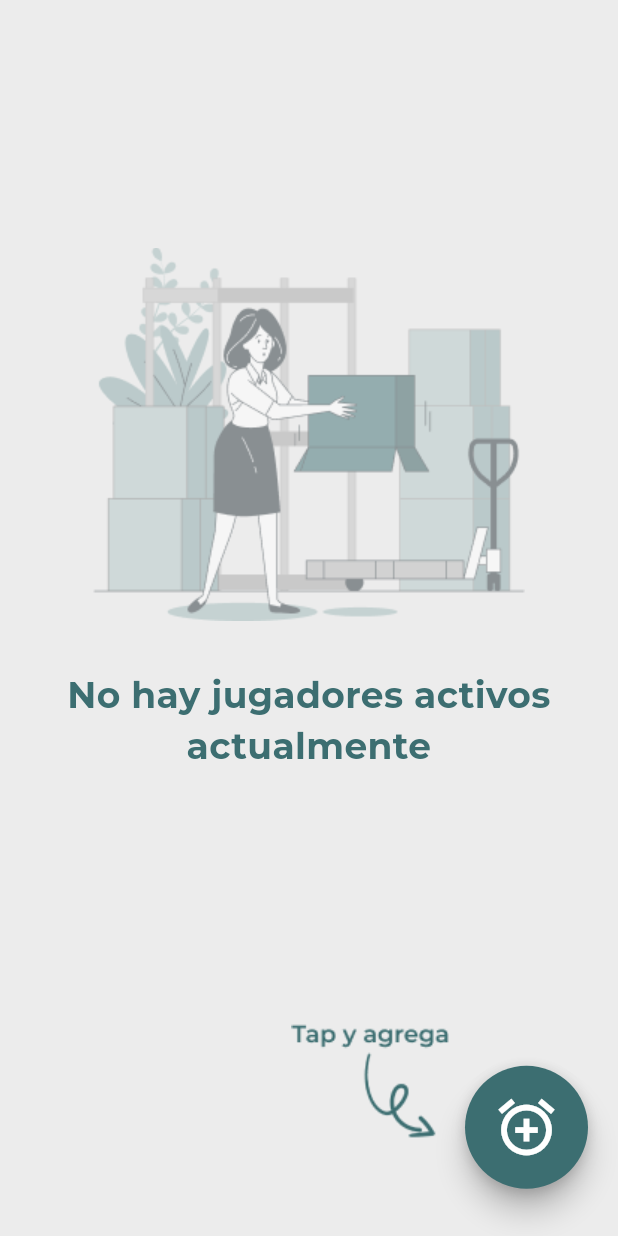
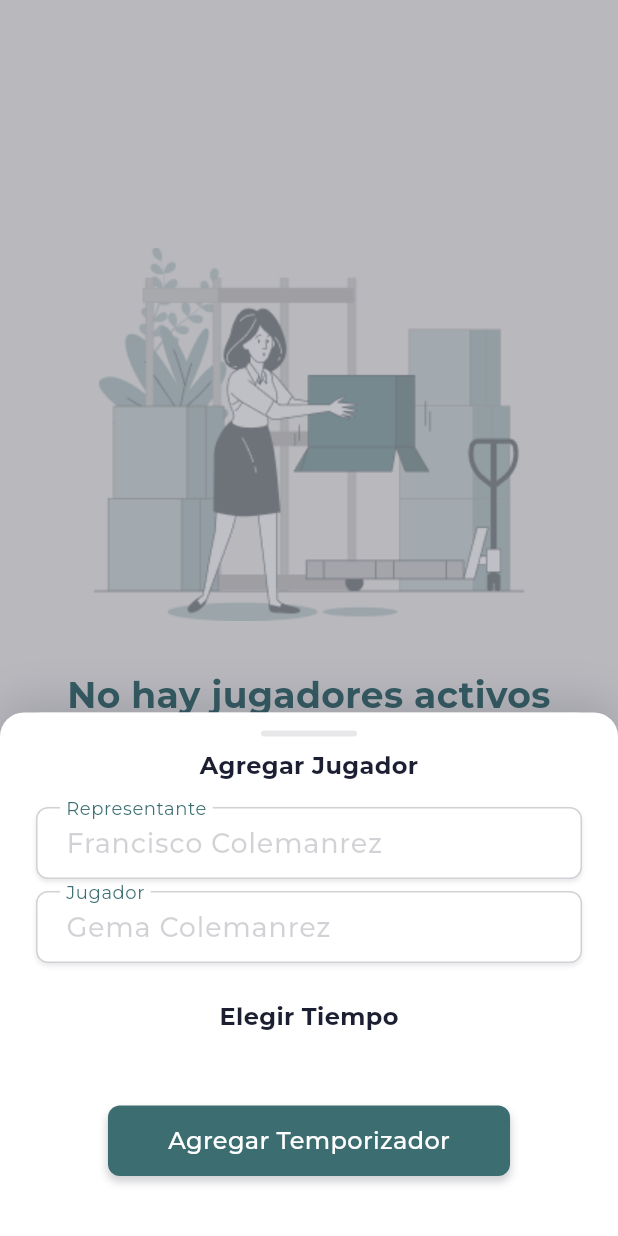
Before and after one commit to jisusDev/play_safe_application, a Flutter app: the screen it shows after launch, after a tap on the "alarm add" icon, on a phone screen of 412 x 824 dp. Run offline on Flutter 3.47's test engine with Material 3 defaults, Android fonts, the phone set to English and light mode, and no system bars; our stand-ins replace flutter_riverpod, percent_indicator; project files that could hold a hidden picture were left out.

Commit message:
bottomsheet created

```diff
--- a/lib/config/text_styles/ps_text_style.dart
+++ b/lib/config/text_styles/ps_text_style.dart
@@ -1,4 +1,5 @@
 import 'package:flutter/material.dart';
+import 'package:play_safe_application/config/colors/ps_appcolor.dart';
 
 class PsTextStyle {
   static const String fontFamily = "Montserrat";
@@ -46,6 +47,15 @@ class PsTextStyle {
     );
   }
 
+    static TextStyle regularDold(Color color) {
+    return TextStyle(
+      fontSize: 16,
+      fontWeight: FontWeight.bold,
+      color: color,
+      fontFamily: fontFamily,
+    );
+  }
+
   static TextStyle defaultFont(Color color) {
     return TextStyle(
       color: color,
--- /dev/null
+++ b/lib/screens/bottom_sheet_add_player_element.dart
@@ -0,0 +1,45 @@
+import 'package:flutter/material.dart';
+import 'package:play_safe_application/config/colors/ps_appcolor.dart';
+import 'package:play_safe_application/config/text_styles/ps_text_style.dart';
+import 'package:play_safe_application/widgets/buttomsheets/ps_bottomsheet_base.dart';
+import 'package:play_safe_application/widgets/widgets.dart';
+
+class BottomSheetAddPlayerElement extends StatelessWidget {
+  const BottomSheetAddPlayerElement({super.key});
+
+  @override
+  Widget build(BuildContext context) {
+    return PsBottomsheetBase(
+      contentBottomsheet: [
+        _titleSection('Agregar Jugador'),
+        const PsTextfield(
+          label: 'Representante',
+          placeholder: 'Francisco Colemanrez',
+        ),
+        const SizedBox(height: 8),
+        const PsTextfield(
+          label: 'Jugador',
+          placeholder: 'Gema Colemanrez',
+        ),
+        const SizedBox(height: 24),
+        _titleSection('Elegir Tiempo'),
+        const Padding(
+          padding: EdgeInsets.symmetric(vertical: 32),
+          child: PsButton(
+            title: 'Agregar Temporizador',
+          ),
+        ),
+      ],
+    );
+  }
+
+  Padding _titleSection(String title) {
+    return Padding(
+      padding: const EdgeInsets.only(bottom: 16),
+      child: Text(
+        title,
+        style: PsTextStyle.regularDold(PsAppcolor.black),
+      ),
+    );
+  }
+}
--- a/lib/screens/empty_kid_screen/empty_kid_screen.dart
+++ b/lib/screens/empty_kid_screen/empty_kid_screen.dart
@@ -1,5 +1,7 @@
 import 'package:flutter/material.dart';
 import 'package:play_safe_application/config/colors/ps_appcolor.dart';
+import 'package:play_safe_application/screens/bottom_sheet_add_player_element.dart';
+import 'package:play_safe_application/widgets/buttomsheets/ps_bottomsheet_base.dart';
 import 'package:play_safe_application/widgets/elevated_button/ps_add_timer_button.dart';
 import 'package:play_safe_application/widgets/image_and_text/ps_image_and_text.dart';
 
@@ -47,7 +49,15 @@ class _Body extends StatelessWidget {
               ),
               PSAddTimerButton(
                 icon: Icons.alarm_add,
-                onPressed: () {},
+                onPressed: () {
+                  showModalBottomSheet(
+                    context: context,
+                    barrierColor: PsAppcolor.black.withOpacity(0.25),
+                    isDismissible: true,
+                    isScrollControlled: true,
+                    builder: (context) => const BottomSheetAddPlayerElement(),
+                  );
+                },
               ),
               const SizedBox(
                 width: 20,
--- a/lib/widgets/buttomsheets/ps_bottomsheet_base.dart
+++ b/lib/widgets/buttomsheets/ps_bottomsheet_base.dart
@@ -2,10 +2,10 @@ import 'package:flutter/material.dart';
 import 'package:play_safe_application/config/colors/ps_appcolor.dart';
 
 class PsBottomsheetBase extends StatelessWidget {
-  final List<Widget> buttonList;
+  final List<Widget> contentBottomsheet;
   const PsBottomsheetBase({
     super.key,
-    this.buttonList = const [],
+    this.contentBottomsheet = const [],
   });
 
   @override
@@ -40,8 +40,8 @@ class PsBottomsheetBase extends StatelessWidget {
           Padding(
             padding: const EdgeInsets.symmetric(vertical: 8),
             child: Column(
-              children: buttonList.isNotEmpty
-                  ? buttonList
+              children: contentBottomsheet.isNotEmpty
+                  ? contentBottomsheet
                   : [
                       const Text(
                         'No buttons available',
--- a/lib/widgets/ps_button.dart
+++ b/lib/widgets/ps_button.dart
@@ -3,12 +3,12 @@ import 'package:play_safe_application/config/colors/ps_appcolor.dart';
 import 'package:play_safe_application/config/text_styles/ps_text_style.dart';
 
 class PsButton extends StatelessWidget {
-  final String? text;
+  final String? title;
   final Function()? onTap;
   final Color? backgorundColor;
   const PsButton({
     super.key,
-    this.text,
+    this.title,
     this.onTap,
     this.backgorundColor,
   });
@@ -32,7 +32,7 @@ class PsButton extends StatelessWidget {
         child: Padding(
           padding: const EdgeInsets.symmetric(vertical: 12, horizontal: 40),
           child: Text(
-            text ?? 'Error',
+            title ?? 'Error',
             style: PsTextStyle.regular(PsAppcolor.white),
           ),
         ),
--- /dev/null
+++ b/lib/widgets/widgets.dart
@@ -0,0 +1,7 @@
+export 'package:play_safe_application/widgets/circular_percent_indicator/ps_circular_percent_indicator.dart';
+export 'package:play_safe_application/widgets/card/ps_card_container.dart';
+export 'package:play_safe_application/widgets/elevated_button/ps_add_timer_button.dart';
+export 'package:play_safe_application/widgets/image_and_text/ps_image_and_text.dart';
+export 'package:play_safe_application/widgets/ps_button.dart';
+export 'package:play_safe_application/widgets/ps_chip.dart';
+export 'package:play_safe_application/widgets/ps_textfield.dart';
```
